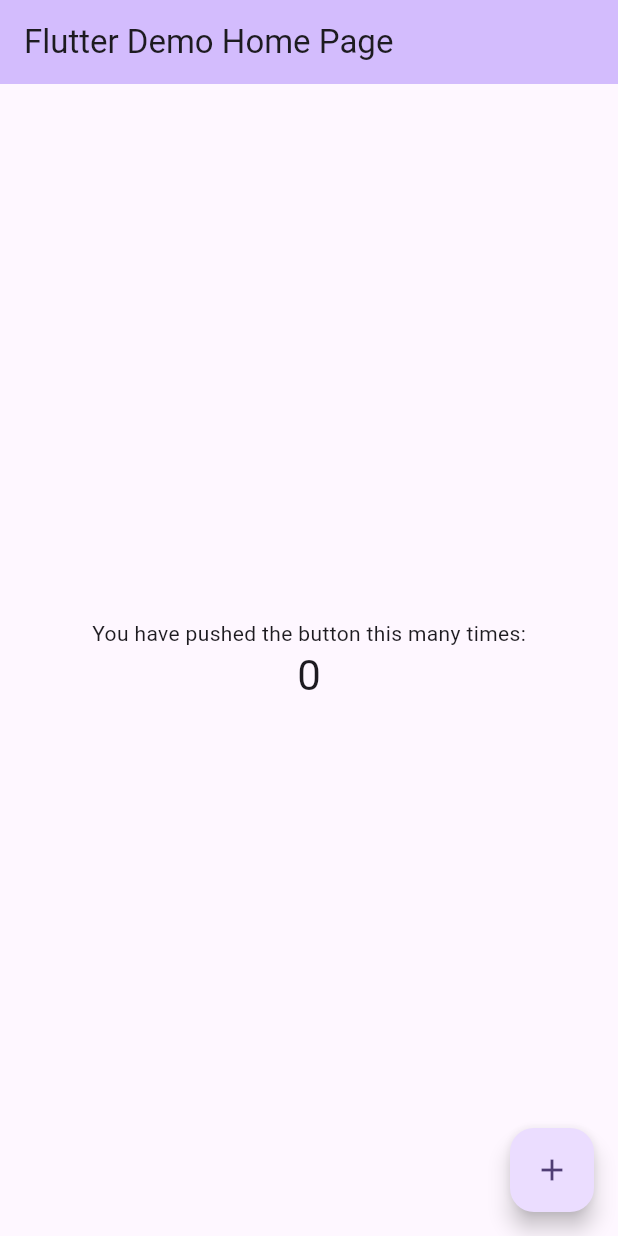
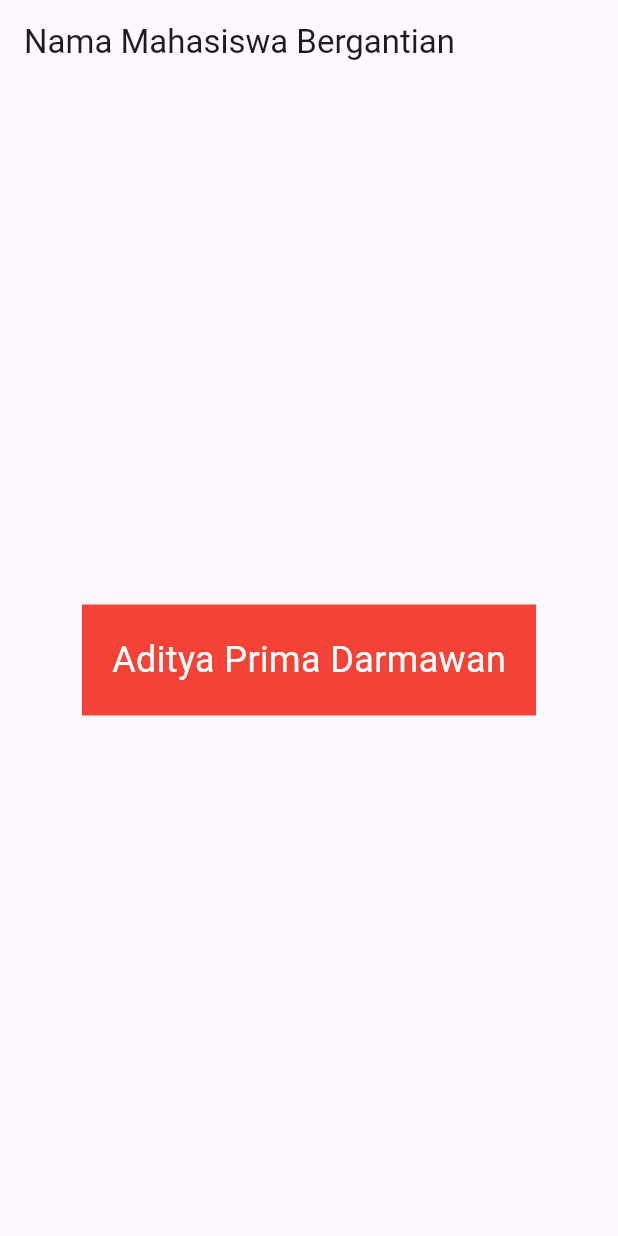
Before and after one commit to Adityaprimadarmawan03/jobsheet-6, a Flutter app: the screen it shows after launch, on a phone screen of 412 x 824 dp. Run offline on Flutter 3.47's test engine with Material 3 defaults, Android fonts, the phone set to English and light mode, and no system bars.

Commit message:
Menambahkan fitur nama mahasiswa bergantian

```diff
--- a/lib/main.dart
+++ b/lib/main.dart
@@ -1,125 +1,68 @@
 import 'package:flutter/material.dart';
 
 void main() {
-  runApp(const MyApp());
+  runApp(MyApp());
 }
 
 class MyApp extends StatelessWidget {
-  const MyApp({super.key});
-
-  // This widget is the root of your application.
   @override
   Widget build(BuildContext context) {
     return MaterialApp(
-      title: 'Flutter Demo',
-      theme: ThemeData(
-        // This is the theme of your application.
-        //
-        // TRY THIS: Try running your application with "flutter run". You'll see
-        // the application has a purple toolbar. Then, without quitting the app,
-        // try changing the seedColor in the colorScheme below to Colors.green
-        // and then invoke "hot reload" (save your changes or press the "hot
-        // reload" button in a Flutter-supported IDE, or press "r" if you used
-        // the command line to start the app).
-        //
-        // Notice that the counter didn't reset back to zero; the application
-        // state is not lost during the reload. To reset the state, use hot
-        // restart instead.
-        //
-        // This works for code too, not just values: Most code changes can be
-        // tested with just a hot reload.
-        colorScheme: ColorScheme.fromSeed(seedColor: Colors.deepPurple),
-        useMaterial3: true,
+      home: Scaffold(
+        appBar: AppBar(
+          title: Text('Nama Mahasiswa Bergantian'),
+        ),
+        body: NamaMahasiswaWidget(),
       ),
-      home: const MyHomePage(title: 'Flutter Demo Home Page'),
     );
   }
 }
 
-class MyHomePage extends StatefulWidget {
-  const MyHomePage({super.key, required this.title});
-
-  // This widget is the home page of your application. It is stateful, meaning
-  // that it has a State object (defined below) that contains fields that affect
-  // how it looks.
-
-  // This class is the configuration for the state. It holds the values (in this
-  // case the title) provided by the parent (in this case the App widget) and
-  // used by the build method of the State. Fields in a Widget subclass are
-  // always marked "final".
-
-  final String title;
-
+class NamaMahasiswaWidget extends StatefulWidget {
   @override
-  State<MyHomePage> createState() => _MyHomePageState();
+  _NamaMahasiswaWidgetState createState() => _NamaMahasiswaWidgetState();
 }
 
-class _MyHomePageState extends State<MyHomePage> {
-  int _counter = 0;
+class _NamaMahasiswaWidgetState extends State<NamaMahasiswaWidget> {
+  final List<String> namaMahasiswa = [
+    'Aditya Prima Darmawan',
+    'Amanda',
+    'Andi',
+    'Riski',
+    'Selvi'
+  ];
 
-  void _incrementCounter() {
+  int _currentIndex = 0;
+  final List<Color> _colors = [
+    Colors.red,
+    Colors.green,
+    Colors.blue,
+    Colors.orange,
+    Colors.purple
+  ];
+  Color _currentColor = Colors.red;
+
+  void _nextNama() {
     setState(() {
-      // This call to setState tells the Flutter framework that something has
-      // changed in this State, which causes it to rerun the build method below
-      // so that the display can reflect the updated values. If we changed
-      // _counter without calling setState(), then the build method would not be
-      // called again, and so nothing would appear to happen.
-      _counter++;
+      _currentIndex = (_currentIndex + 1) % namaMahasiswa.length;
+      _currentColor = _colors[_currentIndex % _colors.length];
     });
   }
 
   @override
   Widget build(BuildContext context) {
-    // This method is rerun every time setState is called, for instance as done
-    // by the _incrementCounter method above.
-    //
-    // The Flutter framework has been optimized to make rerunning build methods
-    // fast, so that you can just rebuild anything that needs updating rather
-    // than having to individually change instances of widgets.
-    return Scaffold(
-      appBar: AppBar(
-        // TRY THIS: Try changing the color here to a specific color (to
-        // Colors.amber, perhaps?) and trigger a hot reload to see the AppBar
-        // change color while the other colors stay the same.
-        backgroundColor: Theme.of(context).colorScheme.inversePrimary,
-        // Here we take the value from the MyHomePage object that was created by
-        // the App.build method, and use it to set our appbar title.
-        title: Text(widget.title),
-      ),
-      body: Center(
-        // Center is a layout widget. It takes a single child and positions it
-        // in the middle of the parent.
-        child: Column(
-          // Column is also a layout widget. It takes a list of children and
-          // arranges them vertically. By default, it sizes itself to fit its
-          // children horizontally, and tries to be as tall as its parent.
-          //
-          // Column has various properties to control how it sizes itself and
-          // how it positions its children. Here we use mainAxisAlignment to
-          // center the children vertically; the main axis here is the vertical
-          // axis because Columns are vertical (the cross axis would be
-          // horizontal).
-          //
-          // TRY THIS: Invoke "debug painting" (choose the "Toggle Debug Paint"
-          // action in the IDE, or press "p" in the console), to see the
-          // wireframe for each widget.
-          mainAxisAlignment: MainAxisAlignment.center,
-          children: <Widget>[
-            const Text(
-              'You have pushed the button this many times:',
-            ),
-            Text(
-              '$_counter',
-              style: Theme.of(context).textTheme.headlineMedium,
-            ),
-          ],
+    return Center(
+      child: GestureDetector(
+        onTap: _nextNama,
+        child: Container(
+          padding: EdgeInsets.all(20.0),
+          color: _currentColor,
+          child: Text(
+            namaMahasiswa[_currentIndex],
+            style: TextStyle(fontSize: 24, color: Colors.white),
+          ),
         ),
       ),
-      floatingActionButton: FloatingActionButton(
-        onPressed: _incrementCounter,
-        tooltip: 'Increment',
-        child: const Icon(Icons.add),
-      ), // This trailing comma makes auto-formatting nicer for build methods.
     );
   }
 }
```
Also changed, not shown: 1 other file.
